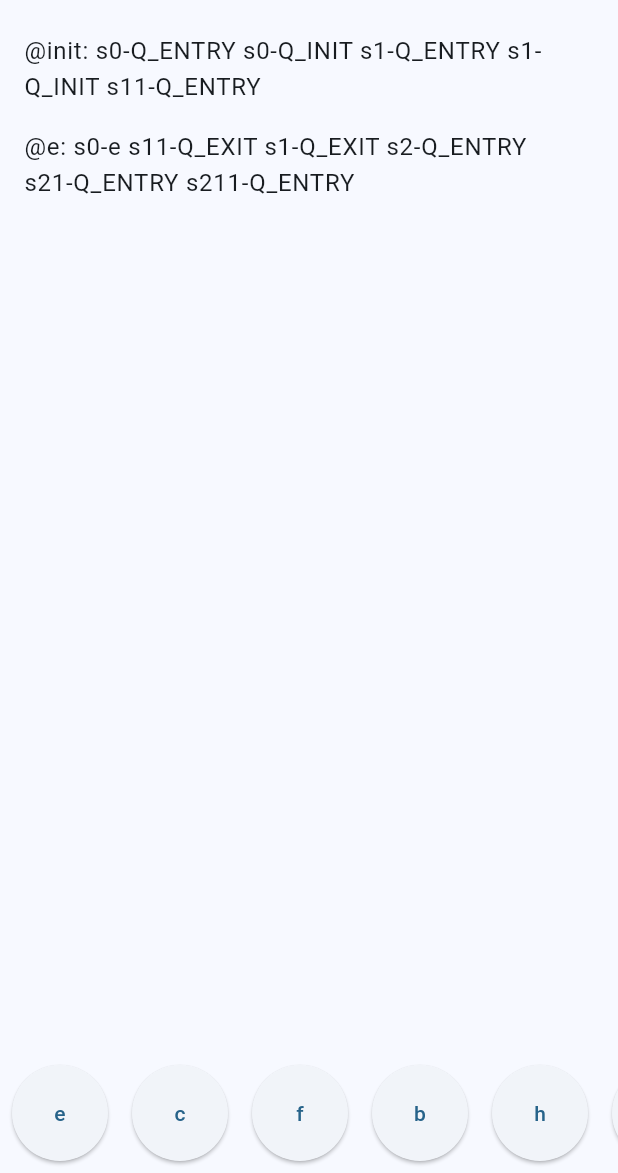
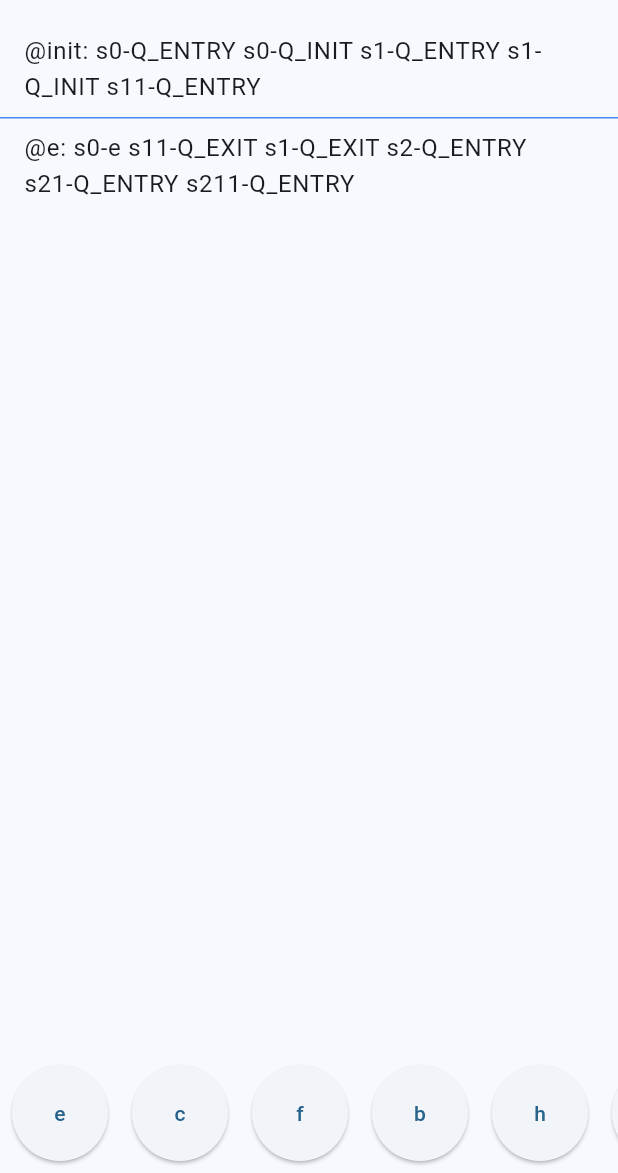
Before and after one commit to mk590901/QQHsm-Dart, a Flutter app: the screen it shows after launch, after a tap on an icon or button, on a phone screen of 412 x 824 dp, the part 63-1236 px from its top. Run offline on Flutter 3.47's test engine with Material 3 defaults, Android fonts, the phone set to English and light mode, and no system bars; our stand-ins replace equatable, flutter_bloc.

```diff
--- a/lib/main.dart
+++ b/lib/main.dart
@@ -121,7 +121,7 @@ class MyHomePage extends StatelessWidget implements IUpdater {
             child: BlocBuilder<ListBloc, ListState>(
               builder: (context, state) {
                 if (state is ListLoaded) {
-                  return ListView.builder(
+                  return ListView.separated(
                     itemCount: state.items.length,
                     itemBuilder: (context, index) {
                       final item = state.items[index];
@@ -130,10 +130,16 @@ class MyHomePage extends StatelessWidget implements IUpdater {
                         onDismissed: (direction) {
                           context.read<ListBloc>().add(DeleteItem(item));
                         },
-                        background: Container(color: Colors.red),
+                        background: Container(color: Colors.blueGrey),
                         child: ListTile(
                           title: Text(item),
                         ),
+                      );
+                    },
+                    separatorBuilder: (context, index) {
+                      return const Divider(
+                        height: 1,
+                        color: Colors.blueAccent,
                       );
                     },
                   );
```
